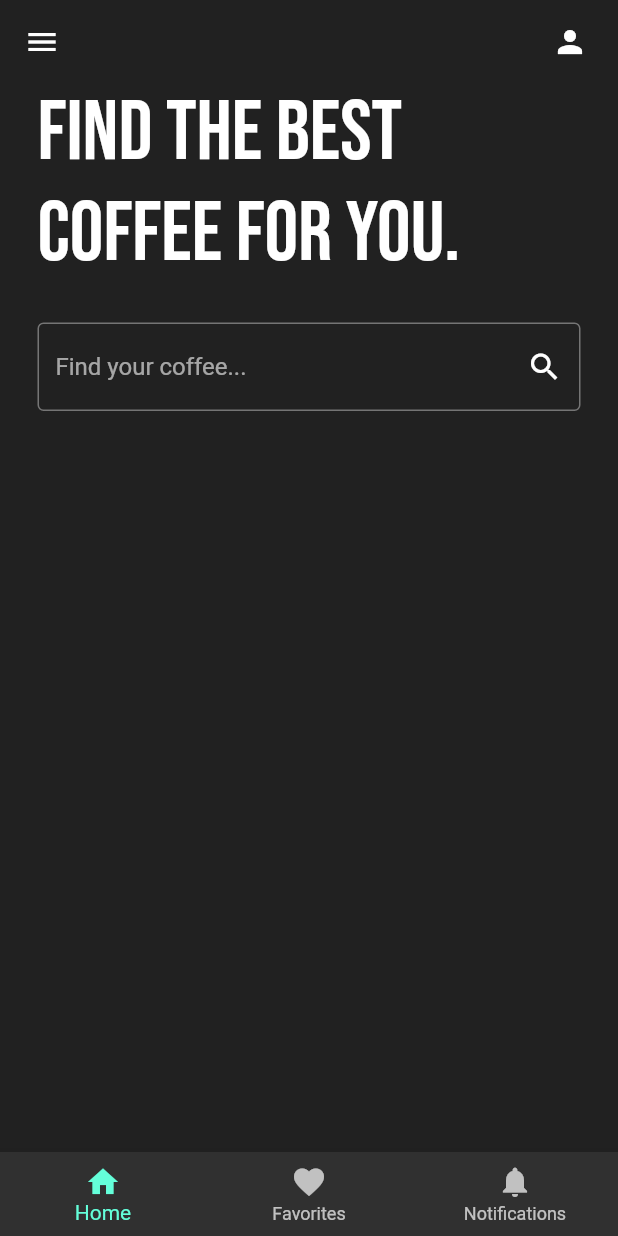
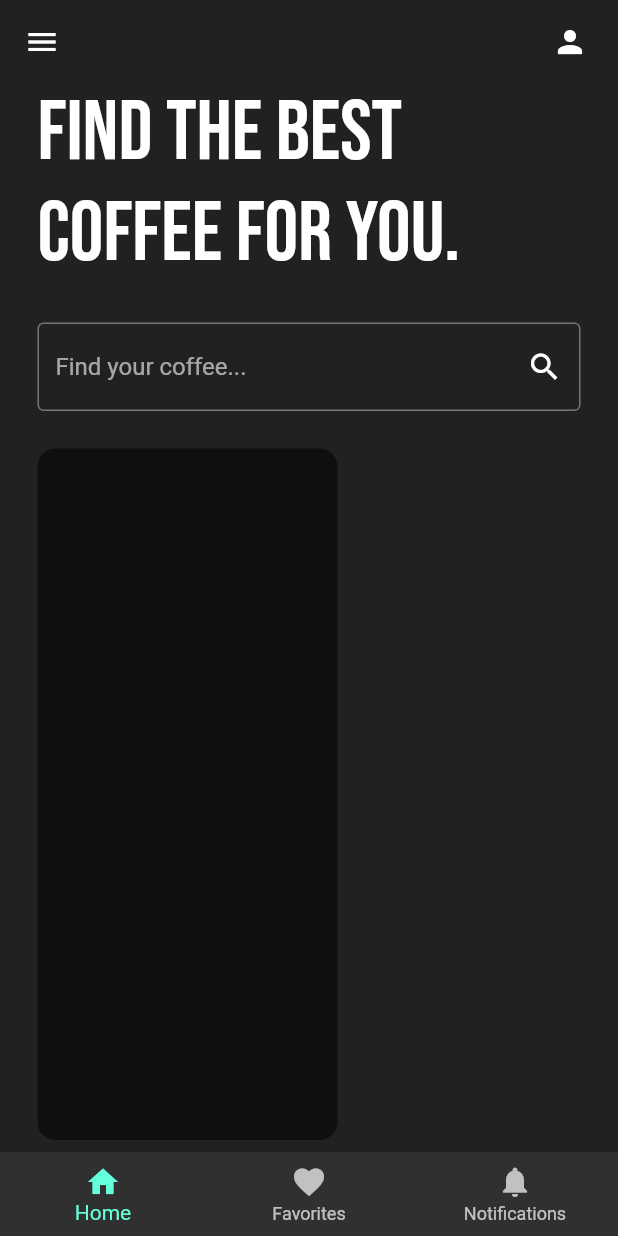
Before and after one commit to CaseyOchieng/Coffe-Ui-app, a Flutter app: the screen it shows after launch, on a phone screen of 412 x 824 dp. Run offline on Flutter 3.47's test engine with Material 2 defaults, Android fonts, the phone set to English and light mode, and no system bars; our stand-ins replace google_fonts.

Commit message:
added a coffee card

```diff
--- a/lib/main.dart
+++ b/lib/main.dart
@@ -12,7 +12,10 @@ class MyApp extends StatelessWidget {
   Widget build(BuildContext context) {
     return MaterialApp(
       debugShowCheckedModeBanner: false,
-      theme: ThemeData(brightness: Brightness.dark),
+      theme: ThemeData(
+        brightness: Brightness.dark,
+        primarySwatch: Colors.orange,
+      ),
       home: const HomePage(),
     );
   }
--- /dev/null
+++ b/lib/pages/coffee_card.dart
@@ -0,0 +1,19 @@
+import 'package:flutter/material.dart';
+
+class CoffeeCard extends StatelessWidget {
+  const CoffeeCard({super.key});
+
+  @override
+  Widget build(BuildContext context) {
+    return Padding(
+      padding: const EdgeInsets.only(left: 25.0, top: 25.0, bottom: 8.0),
+      child: Container(
+        width: 200,
+        decoration: const BoxDecoration(
+          color: Colors.black54,
+          borderRadius: BorderRadius.all(Radius.circular(12)),
+        ),
+      ),
+    );
+  }
+}
--- a/lib/pages/home_page.dart
+++ b/lib/pages/home_page.dart
@@ -1,3 +1,4 @@
+import 'package:coffee/pages/coffee_card.dart';
 import 'package:flutter/material.dart';
 import 'package:google_fonts/google_fonts.dart';
 
@@ -45,10 +46,14 @@ class _HomePageState extends State<HomePage> {
           child: TextField(
             decoration: InputDecoration(
               focusedBorder: OutlineInputBorder(
-                borderSide: BorderSide(color: Colors.grey.shade600),
+                borderSide: BorderSide(
+                  color: Colors.grey.shade600,
+                ),
               ),
               enabledBorder: OutlineInputBorder(
-                borderSide: BorderSide(color: Colors.grey.shade600),
+                borderSide: BorderSide(
+                  color: Colors.grey.shade600,
+                ),
               ),
               hintText: 'Find your coffee...',
               suffixIcon: const Icon(
@@ -57,9 +62,16 @@ class _HomePageState extends State<HomePage> {
               ),
             ),
           ),
-        )
+        ),
 
         //Horizontal listview of coffee
+        Expanded(
+            child: ListView(
+          scrollDirection: Axis.horizontal,
+          children: const [
+            CoffeeCard(),
+          ],
+        ))
       ]),
       bottomNavigationBar: BottomNavigationBar(
         items: const [
```
